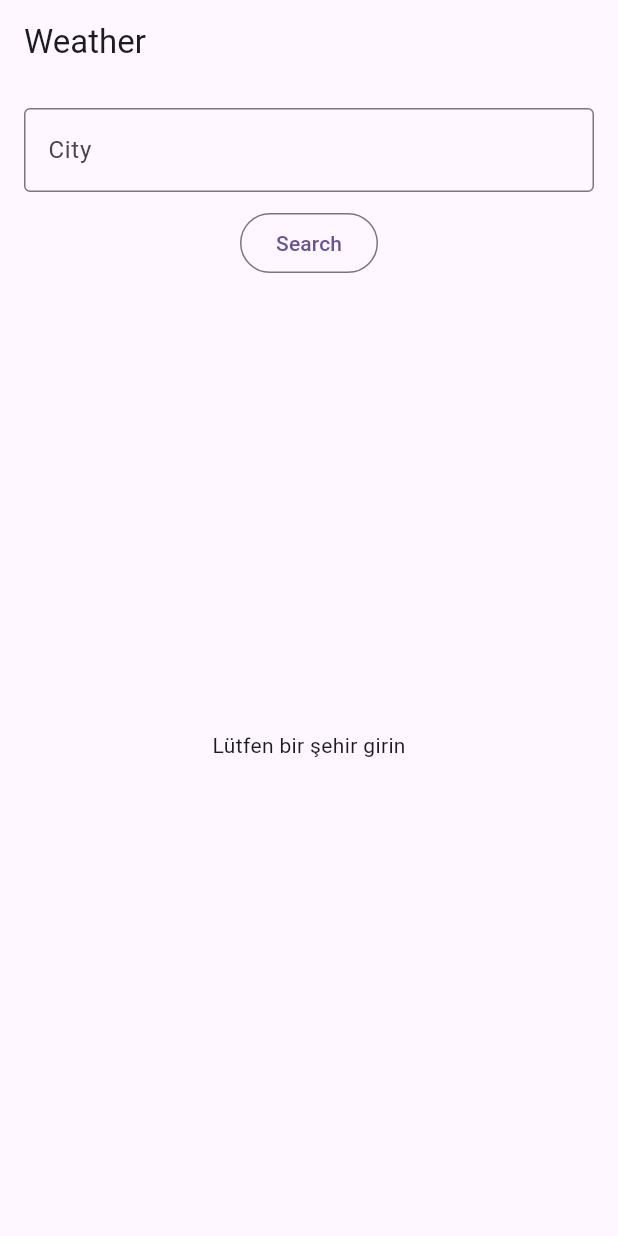
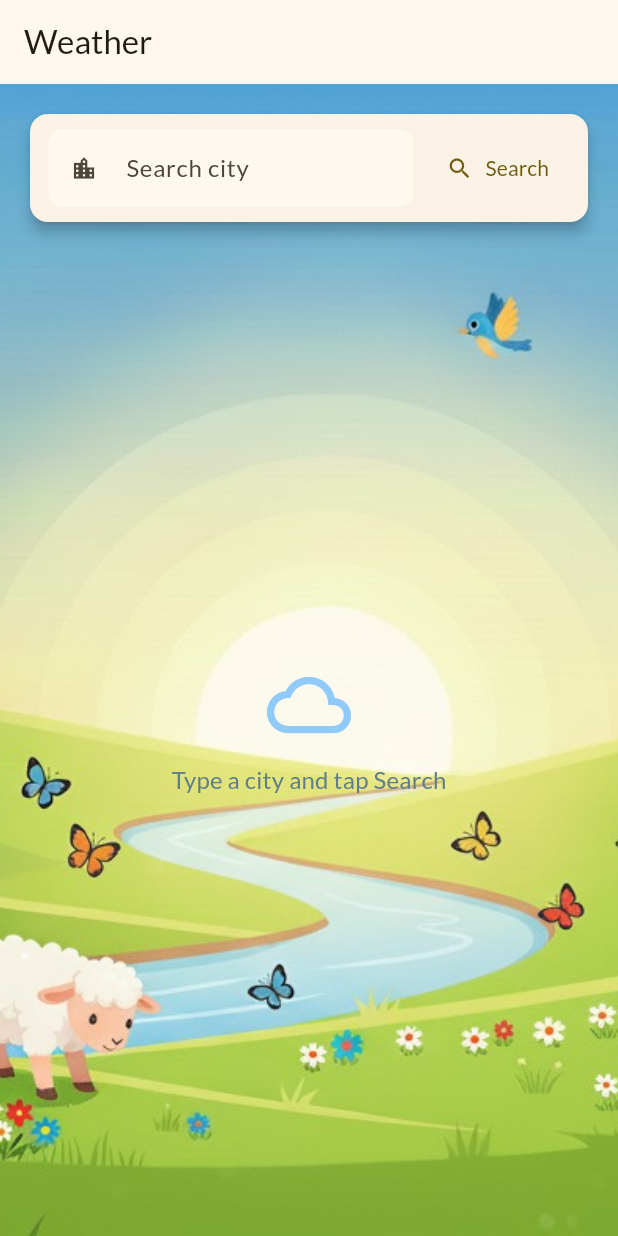
Before and after one commit to YunusMutlu/weather_App, a Flutter app: the screen it shows after launch, on a phone screen of 412 x 824 dp. Run offline on Flutter 3.47's test engine with Material 3 defaults, Android fonts, the phone set to English and light mode, and no system bars; our stand-ins replace flutter_riverpod, google_fonts, material_symbols_icons, transparent_image.

Commit message:
Update UI components and layout

```diff
--- a/lib/main.dart
+++ b/lib/main.dart
@@ -1,7 +1,25 @@
 import 'package:flutter/material.dart';
 import 'package:flutter_riverpod/flutter_riverpod.dart';
 import 'package:weather_app/screens/weathers.dart';
+import 'package:google_fonts/google_fonts.dart';
 
+final lightTheme = ThemeData(
+  colorScheme: ColorScheme.fromSeed(
+    seedColor: const Color.fromARGB(255, 255, 213, 0),
+  ),
+  brightness: Brightness.light,
+
+  useMaterial3: true,
+  textTheme: GoogleFonts.latoTextTheme(),
+);
+final darkTheme = ThemeData(
+  colorScheme: ColorScheme.fromSeed(
+    seedColor: const Color.fromARGB(255, 29, 17, 2),
+    brightness: Brightness.dark,
+  ),
+  useMaterial3: true,
+  textTheme: GoogleFonts.latoTextTheme(),
+);
 void main() {
   runApp(ProviderScope(child: const MyApp()));
 }
@@ -13,10 +31,10 @@ class MyApp extends StatelessWidget {
   Widget build(BuildContext context) {
     return MaterialApp(
       debugShowCheckedModeBanner: false,
-      title: 'Flutter Demo',
-      theme: ThemeData(
-        colorScheme: ColorScheme.fromSeed(seedColor: Colors.deepPurple),
-      ),
+      title: 'Weather App',
+      theme: lightTheme,
+      darkTheme: darkTheme,
+      themeMode: ThemeMode.system,
       home: const WeathersScreen(),
     );
   }
--- a/lib/screens/weathers.dart
+++ b/lib/screens/weathers.dart
@@ -1,6 +1,7 @@
 import 'package:flutter/material.dart';
 import 'package:flutter_riverpod/flutter_riverpod.dart';
-import 'package:weather_app/providers/weather_provider.dart';
+import 'package:transparent_image/transparent_image.dart';
+import 'package:weather_app/widgets/weather_form.dart';
 
 class WeathersScreen extends ConsumerStatefulWidget {
   const WeathersScreen({super.key});
@@ -13,67 +14,21 @@ class WeathersScreen extends ConsumerStatefulWidget {
 class _WeathersScreenState extends ConsumerState<WeathersScreen> {
   @override
   Widget build(BuildContext context) {
-    final cityController = ref.watch(citySearchControllerProvider);
-    final cityQuery = ref.watch(cityQueryProvider);
-    final weatherAsync = ref.watch(fetchCityWeatherProvider(cityQuery));
-    final formKey = GlobalKey<FormState>();
     return Scaffold(
       appBar: AppBar(title: const Text("Weather")),
-      body: Form(
-        key: formKey,
-        child: Padding(
-          padding: const EdgeInsets.all(16.0),
-          child: Column(
-            children: [
-              TextFormField(
-                controller: cityController,
-                validator: (value) {
-                  if (value == null || value.isEmpty) {
-                    return "Please enter a city";
-                  }
-                  return null;
-                },
-                decoration: const InputDecoration(
-                  label: Text("City"),
-                  hintText: "Enter a City",
-                  border: OutlineInputBorder(),
-                ),
-              ),
-              const SizedBox(height: 10),
-              OutlinedButton(
-                onPressed: () {
-                  if (formKey.currentState!.validate()) {
-                    final query = cityController.text.trim();
-                    ref.read(cityQueryProvider.notifier).state = query;
-                  }
-                },
-                child: const Text("Search"),
-              ),
-              Expanded(
-                child: weatherAsync.when(
-                  data: (weather) {
-                    if (cityQuery.isEmpty) {
-                      return const Center(
-                        child: Text("Lütfen bir şehir girin"),
-                      );
-                    }
-                    if (weather == null) {
-                      return const Center(child: Text("Veri bulunamadı"));
-                    }
-                    return Center(
-                      child: Text(
-                        "Şehir: ${weather.location.name} - Ülke: ${weather.location.country}\nSıcaklık: ${weather.current.tempC.toStringAsFixed(1)}°C",
-                      ),
-                    );
-                  },
-                  loading: () =>
-                      const Center(child: CircularProgressIndicator()),
-                  error: (err, stack) => Center(child: Text("Hata: $err")),
-                ),
-              ),
-            ],
+      body: Stack(
+        children: [
+          FadeInImage(
+            repeat: ImageRepeat.noRepeat,
+            placeholder: MemoryImage(kTransparentImage),
+            image: AssetImage("assets/images/sunny.jpg"),
+            fit: BoxFit.cover,
+            fadeInCurve: Curves.bounceInOut,
+            height: double.infinity,
+            width: double.infinity,
           ),
-        ),
+          WeatherForm(),
+        ],
       ),
     );
   }
--- /dev/null
+++ b/lib/widgets/weather_form.dart
@@ -0,0 +1,170 @@
+import 'package:flutter/material.dart';
+import 'package:flutter_riverpod/flutter_riverpod.dart';
+import 'package:weather_app/models/weather.dart';
+import 'package:weather_app/providers/weather_provider.dart';
+import 'package:weather_app/widgets/weather_city_item.dart';
+
+class WeatherForm extends ConsumerWidget {
+  const WeatherForm({super.key});
+
+  @override
+  Widget build(BuildContext context, WidgetRef ref) {
+    final cityController = ref.watch(citySearchControllerProvider);
+    final cityQuery = ref.watch(cityQueryProvider);
+    final weatherAsync = ref.watch(fetchCityWeatherProvider(cityQuery));
+    final formKey = GlobalKey<FormState>();
+
+    return Form(
+      key: formKey,
+      child: Padding(
+        padding: const EdgeInsets.all(16.0),
+        child: Column(
+          children: [
+            Card(
+              elevation: 4,
+              shape: RoundedRectangleBorder(
+                borderRadius: BorderRadius.circular(12),
+              ),
+              child: Padding(
+                padding: const EdgeInsets.symmetric(
+                  vertical: 10,
+                  horizontal: 12,
+                ),
+                child: Row(
+                  children: [
+                    Expanded(
+                      child: TextFormField(
+                        textInputAction: TextInputAction.search,
+                        onFieldSubmitted: (value) {
+                          if (formKey.currentState!.validate()) {
+                            final query = cityController.text.trim();
+                            ref.read(cityQueryProvider.notifier).state = query;
+                          }
+                        },
+                        controller: cityController,
+                        validator: (value) {
+                          if (value == null || value.isEmpty) {
+                            return "Please enter a city";
+                          }
+                          return null;
+                        },
+                        decoration: InputDecoration(
+                          isDense: true,
+                          filled: true,
+                          fillColor: Theme.of(context).colorScheme.surface,
+                          prefixIcon: const Icon(Icons.location_city),
+                          hintText: 'Search city',
+                          border: OutlineInputBorder(
+                            borderRadius: BorderRadius.circular(10),
+                            borderSide: BorderSide.none,
+                          ),
+                          contentPadding: const EdgeInsets.symmetric(
+                            vertical: 14,
+                            horizontal: 12,
+                          ),
+                          suffixIcon: cityController.text.isNotEmpty
+                              ? IconButton(
+                                  icon: const Icon(Icons.clear),
+                                  onPressed: () => cityController.clear(),
+                                )
+                              : null,
+                        ),
+                      ),
+                    ),
+                    const SizedBox(width: 8),
+                    ElevatedButton.icon(
+                      onPressed: () {
+                        if (formKey.currentState!.validate()) {
+                          final query = cityController.text.trim();
+                          ref.read(cityQueryProvider.notifier).state = query;
+                        }
+                      },
+                      icon: const Icon(Icons.search),
+                      label: const Text('Search'),
+                      style: ElevatedButton.styleFrom(
+                        elevation: 0,
+                        padding: const EdgeInsets.symmetric(
+                          horizontal: 14,
+                          vertical: 14,
+                        ),
+                        shape: RoundedRectangleBorder(
+                          borderRadius: BorderRadius.circular(10),
+                        ),
+                      ),
+                    ),
+                  ],
+                ),
+              ),
+            ),
+            const SizedBox(height: 14),
+            Expanded(
+              child: weatherAsync.when(
+                data: (weather) {
+                  if (cityQuery.isEmpty) {
+                    return Center(
+                      child: Column(
+                        mainAxisSize: MainAxisSize.min,
+                        children: [
+                          Icon(
+                            Icons.cloud_queue,
+                            size: 56,
+                            color: Colors.blue.shade200,
+                          ),
+                          const SizedBox(height: 10),
+                          Text(
+                            'Type a city and tap Search',
+                            style: Theme.of(context).textTheme.titleMedium
+                                ?.copyWith(color: Colors.blueGrey),
+                          ),
+                        ],
+                      ),
+                    );
+                  }
+                  if (weather == null) {
+                    return Center(
+                      child: Column(
+                        mainAxisSize: MainAxisSize.min,
+                        children: [
+                          const Icon(Icons.search_off, size: 48),
+                          const SizedBox(height: 8),
+                          Text(
+                            'No data found',
+                            style: Theme.of(context).textTheme.bodyLarge,
+                          ),
+                        ],
+                      ),
+                    );
+                  }
+                  return WeatherCityItem(weather: weather);
+                },
+                loading: () => const Center(child: CircularProgressIndicator()),
+                error: (err, stack) => Center(
+                  child: Column(
+                    mainAxisSize: MainAxisSize.min,
+                    children: [
+                      const Icon(
+                        Icons.error_outline,
+                        size: 48,
+                        color: Colors.redAccent,
+                      ),
+                      const SizedBox(height: 8),
+                      Text(
+                        'Error fetching weather',
+                        style: Theme.of(context).textTheme.bodyLarge,
+                      ),
+                      const SizedBox(height: 6),
+                      Text(
+                        err.toString(),
+                        style: Theme.of(context).textTheme.bodySmall,
+                      ),
+                    ],
+                  ),
+                ),
+              ),
+            ),
+          ],
+        ),
+      ),
+    );
+  }
+}
```
Also changed, not shown: lib/widgets/weather_city_item.dart (added, +236 -0 lines), pubspec.yaml (+9 -5 lines), assets/images/rainy.jpg (added), assets/images/rainynight.jpg (added), assets/images/snowy.jpg (added), assets/images/sunny.jpg (added), pubspec.lock, 8 other files.
